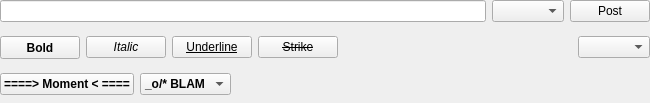
Above: ui/qqpalmipede.ui from dguihal/quteqoin before the change. Below: the same form after it.
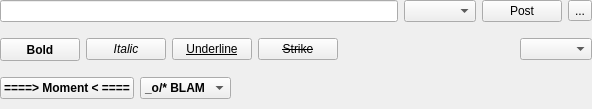
That is the form after the change. Icons and pictures are not drawn. Custom widgets are drawn as their Qt base class.

Commit message: Ajout d'un bouton pour l'attachement d'un fichier

Patch:
```diff
--- a/ui/qqpalmipede.ui
+++ b/ui/qqpalmipede.ui
@@ -6,8 +6,8 @@
    <rect>
     <x>0</x>
     <y>0</y>
-    <width>650</width>
-    <height>103</height>
+    <width>592</width>
+    <height>109</height>
    </rect>
   </property>
   <property name="sizePolicy">
@@ -16,12 +16,6 @@
     <verstretch>0</verstretch>
    </sizepolicy>
   </property>
-  <property name="minimumSize">
-   <size>
-    <width>408</width>
-    <height>0</height>
-   </size>
-  </property>
   <property name="features">
    <set>QDockWidget::DockWidgetFloatable|QDockWidget::DockWidgetMovable</set>
   </property>
@@ -64,6 +58,17 @@
         </property>
        </widget>
       </item>
+      <item>
+       <widget class="QToolButton" name="attachButton">
+        <property name="text">
+         <string>...</string>
+        </property>
+        <property name="icon">
+         <iconset resource="../rc/quteqoin_img.qrc">
+          <normaloff>:/img/attach.png</normaloff>:/img/attach.png</iconset>
+        </property>
+       </widget>
+      </item>
      </layout>
     </item>
     <item>
```
Left out of the diff: 4 changed lines with no effect on the pictures. The commit also changes 5 other files.
